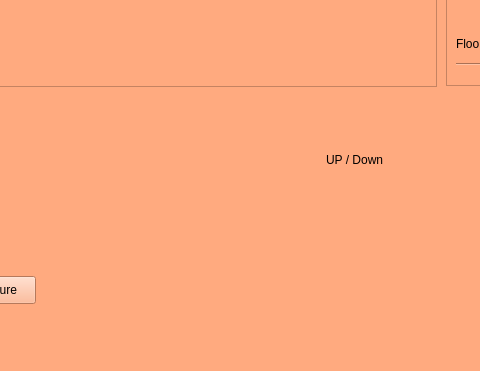
Qt form test_board_c/for_rasb_stend.ui (pitrony/test_board_qtcr) before a commit; both pictures show x 344 to 824 and y 413 to 784 of the 1066 by 784 pixel window.
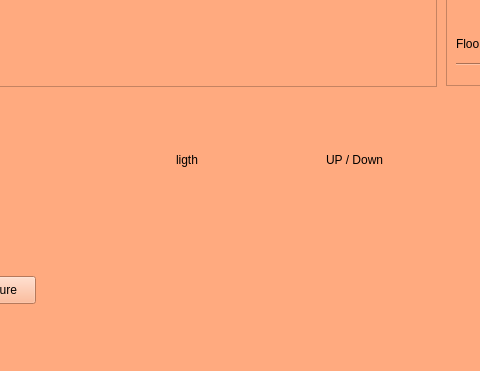
The same form after that commit. Icons and pictures are not drawn.

Diff of the .ui file:
```diff
--- a/test_board_c/for_rasb_stend.ui
+++ b/test_board_c/for_rasb_stend.ui
@@ -883,6 +883,19 @@
      <string>Hedefsan HD X one</string>
     </property>
    </widget>
+   <widget class="QLabel" name="label_ligth">
+    <property name="geometry">
+     <rect>
+      <x>520</x>
+      <y>490</y>
+      <width>128</width>
+      <height>128</height>
+     </rect>
+    </property>
+    <property name="text">
+     <string>ligth</string>
+    </property>
+   </widget>
   </widget>
   <widget class="QMenuBar" name="menubar">
    <property name="geometry">
```
Left out of the diff: 2 changed lines with no effect on the pictures.
